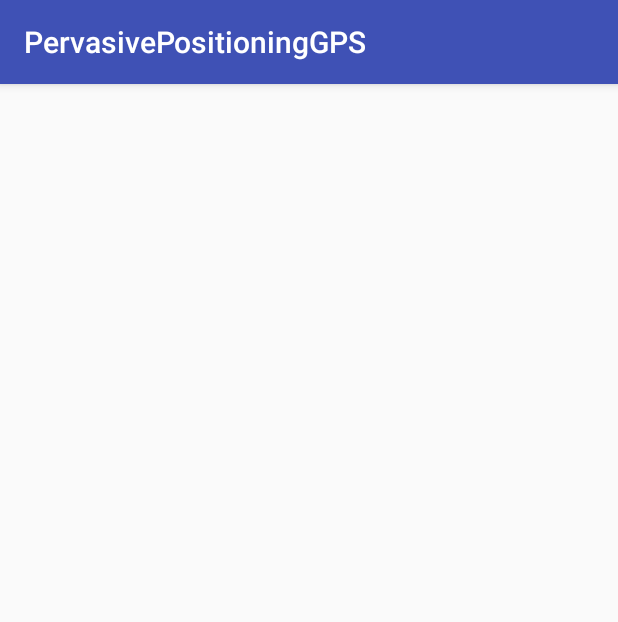
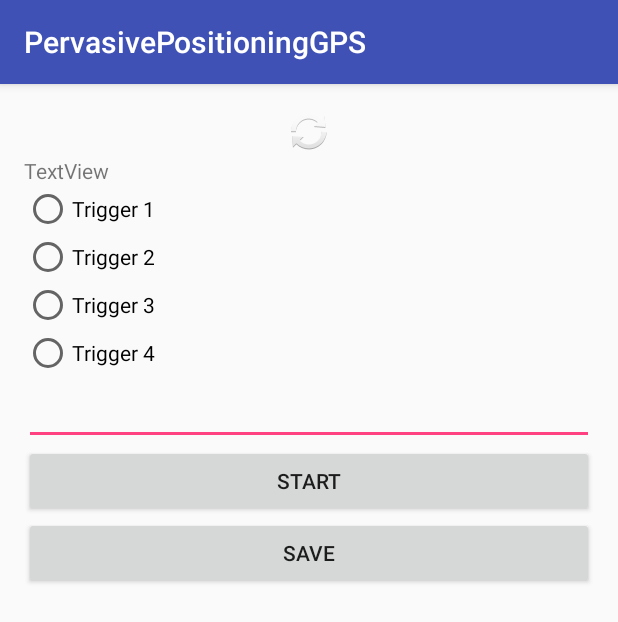
Before and after one commit to Winnak/AU-CS-PP-GNSS, an Android app: the screen it shows after launch (MainActivity), on a phone screen of 412 x 824 dp. Shown: the top 622 px of the screen. Run offline under Robolectric (Android 15) with nearby library versions, the phone set to English and light mode, and no system bars.

Commit message:
Remade layout

```diff
--- a/app/src/main/res/layout/activity_main.xml
+++ b/app/src/main/res/layout/activity_main.xml
@@ -1,5 +1,6 @@
 <?xml version="1.0" encoding="utf-8"?>
 <RelativeLayout xmlns:android="http://schemas.android.com/apk/res/android"
+    xmlns:app="http://schemas.android.com/apk/res-auto"
     xmlns:tools="http://schemas.android.com/tools"
     android:id="@+id/activity_main"
     android:layout_width="match_parent"
@@ -10,4 +11,79 @@
     android:paddingTop="@dimen/activity_vertical_margin"
     tools:context="dk.au.cs.pervasivepositioninggps.MainActivity">
 
+    <LinearLayout
+        android:orientation="vertical"
+        android:layout_width="match_parent"
+        android:layout_height="match_parent">
+
+        <ImageView
+            android:layout_width="match_parent"
+            android:layout_height="wrap_content"
+            app:srcCompat="@android:drawable/ic_popup_sync"
+            android:id="@+id/statusIcon"
+            android:layout_row="0"
+            android:layout_column="0" />
+
+        <TextView
+            android:text="TextView"
+            android:layout_width="match_parent"
+            android:layout_height="wrap_content"
+            android:id="@+id/textView2" />
+
+        <RadioGroup
+            android:layout_width="match_parent"
+            android:layout_height="wrap_content"
+            android:id="@+id/radioGroup">
+
+            <RadioButton
+                android:text="Trigger 1"
+                android:layout_width="match_parent"
+                android:layout_height="wrap_content"
+                android:id="@+id/trigger1"
+                android:layout_weight="1" />
+
+            <RadioButton
+                android:text="Trigger 2"
+                android:layout_width="match_parent"
+                android:layout_height="wrap_content"
+                android:id="@+id/trigger2"
+                android:layout_weight="1" />
+
+            <RadioButton
+                android:text="Trigger 3"
+                android:layout_width="match_parent"
+                android:layout_height="wrap_content"
+                android:id="@+id/trigger3"
+                android:layout_weight="1" />
+
+            <RadioButton
+                android:text="Trigger 4"
+                android:layout_width="match_parent"
+                android:layout_height="wrap_content"
+                android:id="@+id/trigger4"
+                android:layout_weight="1" />
+        </RadioGroup>
+
+        <EditText
+            android:layout_width="match_parent"
+            android:layout_height="wrap_content"
+            android:inputType="number"
+            android:ems="10"
+            android:id="@+id/inputField" />
+
+        <Button
+            android:text="Start"
+            android:layout_width="match_parent"
+            android:layout_height="wrap_content"
+            android:id="@+id/buttonStart"
+            android:onClick="onStartBtnClicked" />
+
+        <Button
+            android:text="Save"
+            android:layout_width="match_parent"
+            android:layout_height="wrap_content"
+            android:id="@+id/buttonSave"
+            android:onClick="onSaveBtnClicked" />
+    </LinearLayout>
+
 </RelativeLayout>
```
Also changed, not shown: app/src/main/java/dk/au/cs/pervasivepositioninggps/MainActivity.java (+50 -3 lines).
